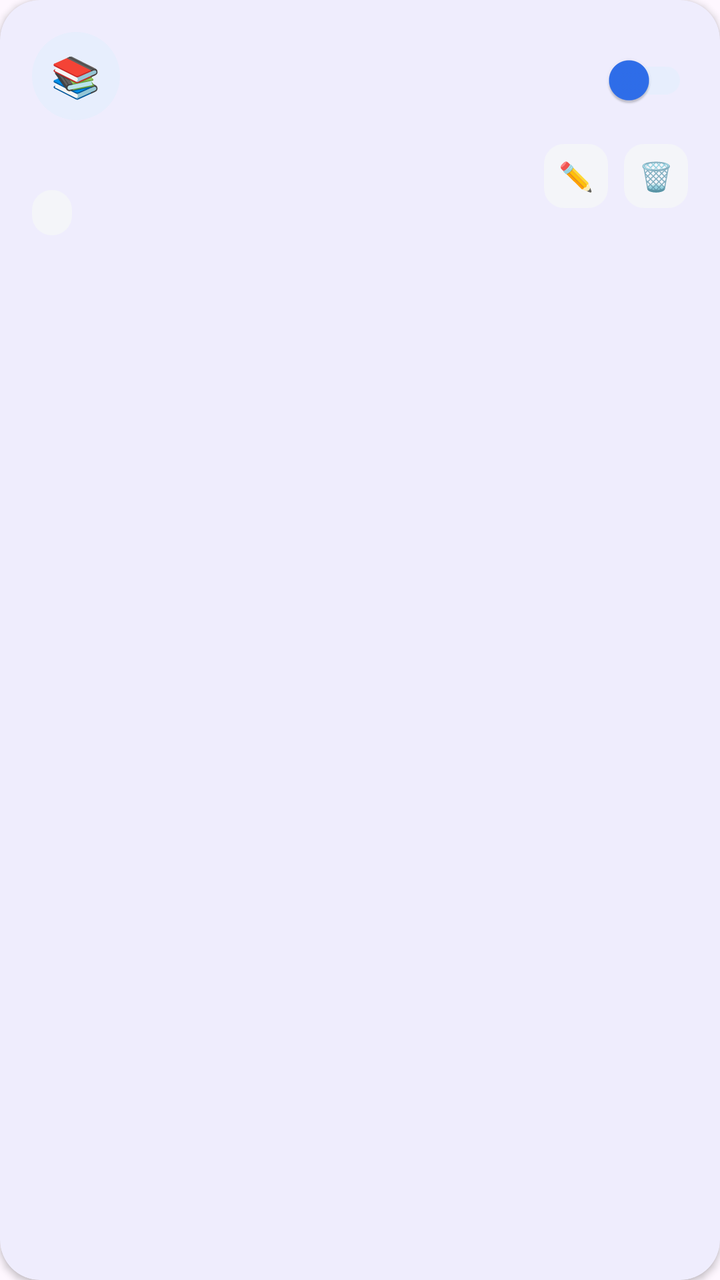
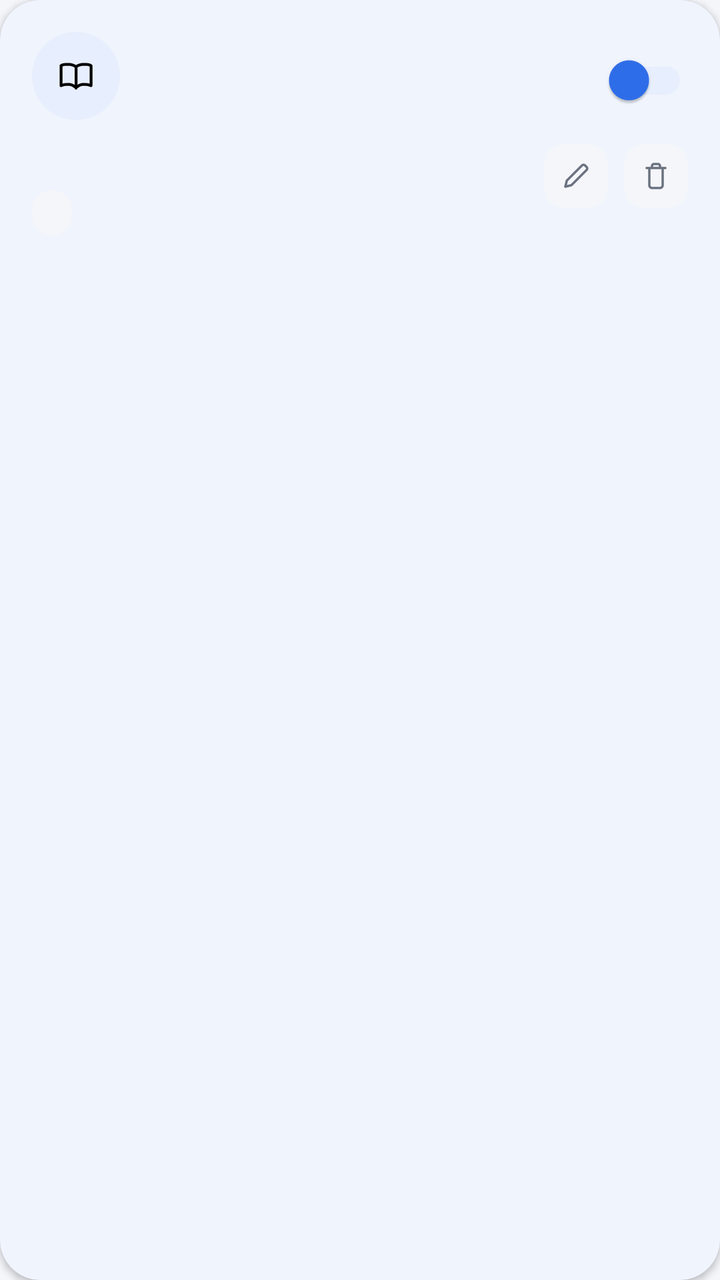

Before-and-after screenshots of an Android layout around one commit, followed by the original layout XML and the change that was made.
<!-- AndroidManifest.xml: application theme Theme.Wakeforge -->
<!-- res/layout/item_alarm.xml -->
<?xml version="1.0" encoding="utf-8"?>
<com.google.android.material.card.MaterialCardView xmlns:android="http://schemas.android.com/apk/res/android"
    xmlns:app="http://schemas.android.com/apk/res-auto"
    android:layout_width="match_parent"
    android:layout_height="wrap_content"
    android:layout_marginHorizontal="8dp"
    android:layout_marginVertical="6dp"
    android:clickable="true"
    android:focusable="true"
    android:foreground="?attr/selectableItemBackground"
    app:cardCornerRadius="20dp"
    app:cardElevation="2dp"
    app:strokeWidth="0dp">

    <androidx.constraintlayout.widget.ConstraintLayout
        android:layout_width="match_parent"
        android:layout_height="wrap_content"
        android:padding="16dp">

        
        <FrameLayout
            android:id="@+id/categoryBadge"
            android:layout_width="44dp"
            android:layout_height="44dp"
            android:background="@drawable/bg_badge_student"
            app:layout_constraintTop_toTopOf="parent"
            app:layout_constraintStart_toStartOf="parent">

            <TextView
                android:id="@+id/categoryEmoji"
                android:layout_width="wrap_content"
                android:layout_height="wrap_content"
                android:layout_gravity="center"
                android:textSize="20sp"
                android:text="📚" />
        </FrameLayout>

        <TextView
            android:id="@+id/timeText"
            android:layout_width="wrap_content"
            android:layout_height="wrap_content"
            android:textSize="24sp"
            android:textStyle="bold"
            android:textColor="#111318"
            app:layout_constraintTop_toTopOf="@id/categoryBadge"
            app:layout_constraintBottom_toBottomOf="@id/categoryBadge"
            app:layout_constraintStart_toEndOf="@id/categoryBadge"
            android:layout_marginStart="14dp" />

        <TextView
            android:id="@+id/title"
            android:layout_width="0dp"
            android:layout_height="wrap_content"
            android:textSize="14sp"
            android:textStyle="bold"
            android:textColor="#1A1C22"
            android:maxLines="1"
            android:ellipsize="end"
            app:layout_constraintTop_toBottomOf="@id/categoryBadge"
            app:layout_constraintStart_toStartOf="parent"
            app:layout_constraintEnd_toStartOf="@id/enabledSwitch"
            android:layout_marginTop="10dp" />

        <TextView
            android:id="@+id/missionText"
            android:layout_width="wrap_content"
            android:layout_height="wrap_content"
            android:textSize="11sp"
            android:textColor="@color/text_muted"
            android:background="@drawable/bg_pill_neutral"
            android:paddingHorizontal="10dp"
            android:paddingVertical="4dp"
            android:layout_marginTop="6dp"
            app:layout_constraintTop_toBottomOf="@id/title"
            app:layout_constraintStart_toStartOf="parent" />

        <com.google.android.material.switchmaterial.SwitchMaterial
            android:id="@+id/enabledSwitch"
            android:layout_width="wrap_content"
            android:layout_height="wrap_content"
            app:thumbTint="@color/brand_primary"
            app:trackTint="@color/student_tint_bg"
            app:layout_constraintTop_toTopOf="parent"
            app:layout_constraintEnd_toEndOf="parent" />

        <TextView
            android:id="@+id/editText"
            android:layout_width="32dp"
            android:layout_height="32dp"
            android:layout_marginTop="8dp"
            android:layout_marginEnd="8dp"
            android:background="@drawable/bg_pill_neutral"
            android:gravity="center"
            android:text="✏️"
            android:textSize="14sp"
            android:contentDescription="@string/edit_alarm"
            app:layout_constraintTop_toBottomOf="@id/enabledSwitch"
            app:layout_constraintEnd_toStartOf="@id/deleteText" />

        <TextView
            android:id="@+id/deleteText"
            android:layout_width="32dp"
            android:layout_height="32dp"
            android:layout_marginTop="8dp"
            android:background="@drawable/bg_pill_neutral"
            android:gravity="center"
            android:text="🗑"
            android:textSize="14sp"
            android:contentDescription="@string/delete_alarm"
            app:layout_constraintTop_toBottomOf="@id/enabledSwitch"
            app:layout_constraintEnd_toEndOf="parent" />

    </androidx.constraintlayout.widget.ConstraintLayout>
</com.google.android.material.card.MaterialCardView>
<!-- resources referenced by this layout -->
<resources>
  <color name="brand_primary">#2F6FED</color>
  <color name="student_tint_bg">#E7EEFD</color>
  <color name="text_muted">#6B7280</color>
  <!-- drawable bg_badge_student (drawable) -->
  <?xml version="1.0" encoding="utf-8"?>
  <shape xmlns:android="http://schemas.android.com/apk/res/android" android:shape="oval">
      <solid android:color="@color/student_tint_bg" />
  </shape>
  <!-- drawable bg_pill_neutral (drawable) -->
  <?xml version="1.0" encoding="utf-8"?>
  <shape xmlns:android="http://schemas.android.com/apk/res/android" android:shape="rectangle">
      <solid android:color="@color/surface_soft" />
      <corners android:radius="10dp" />
  </shape>
  <string name="delete_alarm">Delete alarm</string>
  <string name="edit_alarm">Edit alarm</string>
  <style name="Theme.Wakeforge" parent="Theme.Material3.DayNight.NoActionBar">
          <item name="colorPrimary">@color/brand_primary</item>
          <item name="colorOnPrimary">@color/text_on_dark</item>
          <item name="colorSecondary">@color/gym_tint</item>
          <item name="colorTertiary">@color/general_tint</item>
          
      </style>
  <color name="surface_soft">#F4F5F9</color>
  <color name="text_on_dark">#FFFFFF</color>
  <color name="gym_tint">#E8583C</color>
  <color name="general_tint">#4CAF80</color>
</resources>

<!-- the commit's change to res/layout/item_alarm.xml (unified diff, before → after) -->
@@ -8,6 +8,7 @@
     android:clickable="true"
     android:focusable="true"
     android:foreground="?attr/selectableItemBackground"
+    app:cardBackgroundColor="@color/surface_card"
     app:cardCornerRadius="20dp"
     app:cardElevation="2dp"
     app:strokeWidth="0dp">
@@ -26,13 +27,13 @@
             app:layout_constraintTop_toTopOf="parent"
             app:layout_constraintStart_toStartOf="parent">
 
-            <TextView
-                android:id="@+id/categoryEmoji"
-                android:layout_width="wrap_content"
-                android:layout_height="wrap_content"
+            <ImageView
+                android:id="@+id/categoryIcon"
+                android:layout_width="20dp"
+                android:layout_height="20dp"
                 android:layout_gravity="center"
-                android:textSize="20sp"
-                android:text="📚" />
+                android:src="@drawable/ic_cat_student"
+                android:importantForAccessibility="no" />
         </FrameLayout>
 
         <TextView
@@ -41,7 +42,7 @@
             android:layout_height="wrap_content"
             android:textSize="24sp"
             android:textStyle="bold"
-            android:textColor="#111318"
+            android:textColor="@color/text_primary"
             app:layout_constraintTop_toTopOf="@id/categoryBadge"
             app:layout_constraintBottom_toBottomOf="@id/categoryBadge"
             app:layout_constraintStart_toEndOf="@id/categoryBadge"
@@ -53,7 +54,7 @@
             android:layout_height="wrap_content"
             android:textSize="14sp"
             android:textStyle="bold"
-            android:textColor="#1A1C22"
+            android:textColor="@color/text_primary"
             android:maxLines="1"
             android:ellipsize="end"
             app:layout_constraintTop_toBottomOf="@id/categoryBadge"
@@ -83,29 +84,29 @@
             app:layout_constraintTop_toTopOf="parent"
             app:layout_constraintEnd_toEndOf="parent" />
 
-        <TextView
-            android:id="@+id/editText"
+        <ImageView
+            android:id="@+id/editIcon"
             android:layout_width="32dp"
             android:layout_height="32dp"
             android:layout_marginTop="8dp"
             android:layout_marginEnd="8dp"
+            android:padding="8dp"
             android:background="@drawable/bg_pill_neutral"
-            android:gravity="center"
-            android:text="✏️"
-            android:textSize="14sp"
+            android:src="@drawable/ic_action_edit"
+            app:tint="@color/text_muted"
             android:contentDescription="@string/edit_alarm"
             app:layout_constraintTop_toBottomOf="@id/enabledSwitch"
-            app:layout_constraintEnd_toStartOf="@id/deleteText" />
+            app:layout_constraintEnd_toStartOf="@id/deleteIcon" />
 
-        <TextView
-            android:id="@+id/deleteText"
+        <ImageView
+            android:id="@+id/deleteIcon"
             android:layout_width="32dp"
             android:layout_height="32dp"
             android:layout_marginTop="8dp"
+            android:padding="8dp"
             android:background="@drawable/bg_pill_neutral"
-            android:gravity="center"
-            android:text="🗑"
-            android:textSize="14sp"
+            android:src="@drawable/ic_action_delete"
+            app:tint="@color/text_muted"
             android:contentDescription="@string/delete_alarm"
             app:layout_constraintTop_toBottomOf="@id/enabledSwitch"
             app:layout_constraintEnd_toEndOf="parent" />
<!-- resource entries referenced after the edit -->
@@ -2,7 +2,9 @@
 <resources>
   <color name="brand_primary">#2F6FED</color>
   <color name="student_tint_bg">#E7EEFD</color>
+  <color name="surface_card">#FFFFFF</color>
   <color name="text_muted">#6B7280</color>
+  <color name="text_primary">#14161C</color>
   <!-- drawable bg_badge_student (drawable) -->
   <?xml version="1.0" encoding="utf-8"?>
   <shape xmlns:android="http://schemas.android.com/apk/res/android" android:shape="oval">
@@ -14,18 +16,74 @@
       <solid android:color="@color/surface_soft" />
       <corners android:radius="10dp" />
   </shape>
+  <!-- drawable ic_action_delete (drawable) -->
+  <?xml version="1.0" encoding="utf-8"?>
+  <vector xmlns:android="http://schemas.android.com/apk/res/android"
+      android:width="24dp"
+      android:height="24dp"
+      android:viewportWidth="24"
+      android:viewportHeight="24">
+      <path
+          android:pathData="M5,6h14M9,6V4.5A1.5,1.5 0 0,1 10.5,3h3A1.5,1.5 0 0,1 15,4.5V6m2,0v13a2,2 0 0,1 -2,2H9a2,2 0 0,1 -2,-2V6h10z"
+          android:strokeColor="#FF000000"
+          android:strokeWidth="1.8"
+          android:strokeLineCap="round"
+          android:strokeLineJoin="round"
+          android:fillColor="#00000000" />
+  </vector>
+  <!-- drawable ic_action_edit (drawable) -->
+  <?xml version="1.0" encoding="utf-8"?>
+  <vector xmlns:android="http://schemas.android.com/apk/res/android"
+      android:width="24dp"
+      android:height="24dp"
+      android:viewportWidth="24"
+      android:viewportHeight="24">
+      <path
+          android:pathData="M4,20l4.5,-1.1L20,7.4a1.5,1.5 0 0,0 0,-2.1l-1.3,-1.3a1.5,1.5 0 0,0 -2.1,0L5.1,15.5z"
+          android:strokeColor="#FF000000"
+          android:strokeWidth="1.8"
+          android:strokeLineJoin="round"
+          android:fillColor="#00000000" />
+  </vector>
+  <!-- drawable ic_cat_student (drawable) -->
+  <?xml version="1.0" encoding="utf-8"?>
+  <vector xmlns:android="http://schemas.android.com/apk/res/android"
+      android:width="24dp"
+      android:height="24dp"
+      android:viewportWidth="24"
+      android:viewportHeight="24">
+      <path
+          android:pathData="M12,6.5C10.8,5.5 9,5 7,5S3.6,5.3 3,5.8v12c1,-0.5 2.8,-0.8 4,-0.8s3.2,0.5 4,1.3M12,6.5C13.2,5.5 15,5 17,5s3.4,0.3 4,0.8v12c-1,-0.5 -2.8,-0.8 -4,-0.8s-3.2,0.5 -4,1.3M12,6.5v12.8"
+          android:strokeColor="#FF000000"
+          android:strokeWidth="1.7"
+          android:strokeLineCap="round"
+          android:strokeLineJoin="round"
+          android:fillColor="#00000000" />
+  </vector>
   <string name="delete_alarm">Delete alarm</string>
   <string name="edit_alarm">Edit alarm</string>
-  <style name="Theme.Wakeforge" parent="Theme.Material3.DayNight.NoActionBar">
+  <style name="Theme.Wakeforge" parent="Theme.Material3.Light.NoActionBar">
           <item name="colorPrimary">@color/brand_primary</item>
           <item name="colorOnPrimary">@color/text_on_dark</item>
           <item name="colorSecondary">@color/gym_tint</item>
           <item name="colorTertiary">@color/general_tint</item>
+  
+          <item name="android:colorBackground">@color/surface_soft</item>
+          <item name="colorSurface">@color/surface_card</item>
+          <item name="colorOnSurface">@color/text_primary</item>
+          <item name="colorOnSurfaceVariant">@color/text_muted</item>
+          <item name="colorOutline">@color/line_soft</item>
+  
           
+          <item name="android:statusBarColor">@color/surface_soft</item>
+          <item name="android:navigationBarColor">@color/surface_soft</item>
+          <item name="android:windowLightStatusBar" tools:targetApi="23">true</item>
+          <item name="android:windowLightNavigationBar" tools:targetApi="27">true</item>
       </style>
-  <color name="surface_soft">#F4F5F9</color>
+  <color name="surface_soft">#F5F6FA</color>
   <color name="text_on_dark">#FFFFFF</color>
   <color name="gym_tint">#E8583C</color>
-  <color name="general_tint">#4CAF80</color>
+  <color name="general_tint">#14B88A</color>
+  <color name="line_soft">#E3E5EC</color>
 </resources>
 
